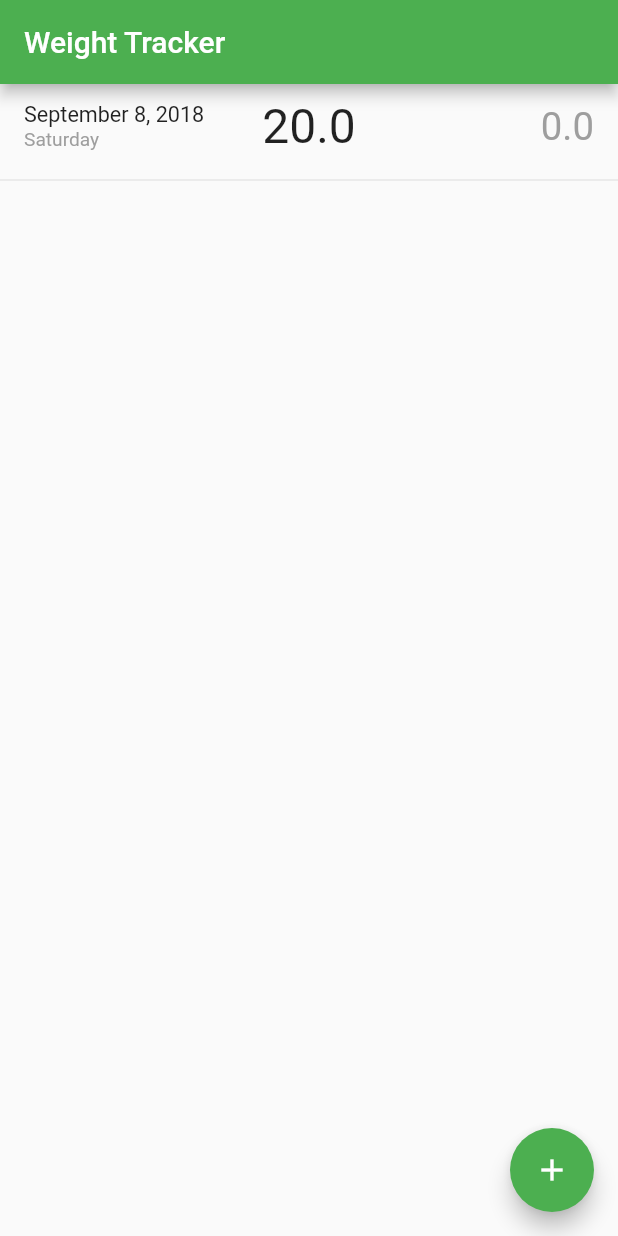
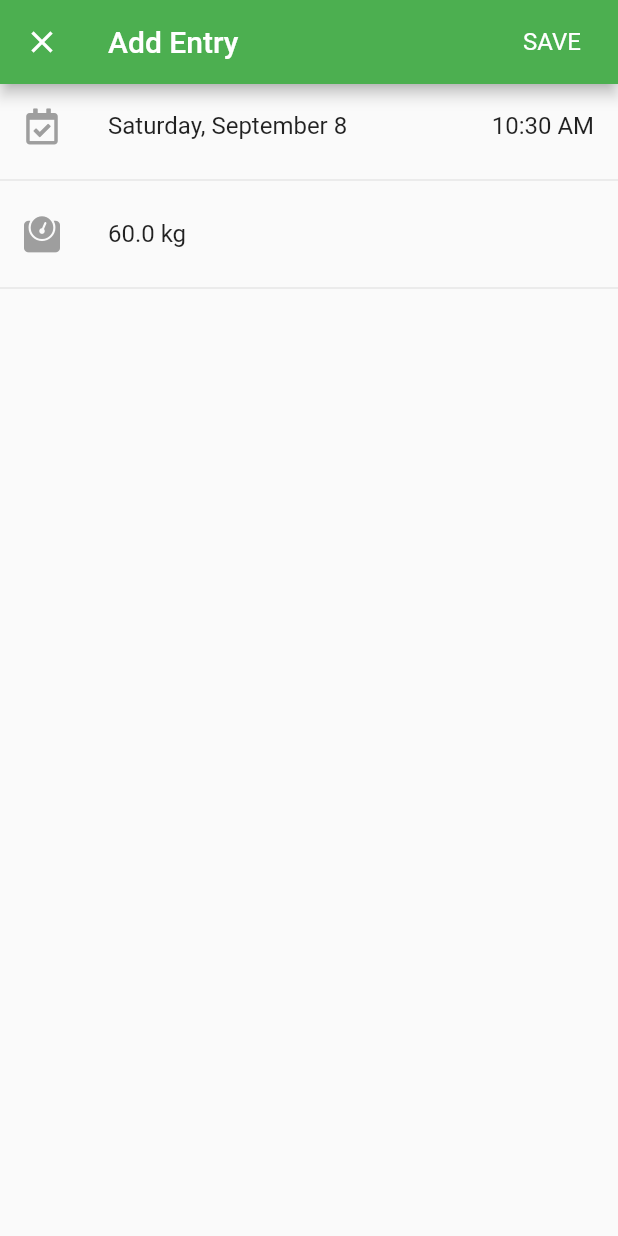
Before and after one commit to Ajaman16/Weight_Tracking_App, a Flutter app: the screen it shows after launch, after a tap on the "add" icon, on a phone screen of 412 x 824 dp. Run offline on Flutter 3.47's test engine with Material 2 defaults, Android fonts, the phone set to English and light mode, and no system bars; our stand-ins replace font_awesome_flutter, numberpicker.

Commit message:
added addEntry dialog

```diff
--- /dev/null
+++ b/lib/src/screens/add_entry_dialog.dart
@@ -0,0 +1,100 @@
+import 'dart:math';
+import '../widget/date_time_selector.dart';
+import 'package:flutter/material.dart';
+import '../models/weight_save_model.dart';
+import 'package:font_awesome_flutter/font_awesome_flutter.dart';
+import 'package:numberpicker/numberpicker.dart';
+
+class AddEntryDialog extends StatefulWidget {
+  @override
+  _AddEntryDialogState createState() => _AddEntryDialogState();
+}
+
+class _AddEntryDialogState extends State<AddEntryDialog> {
+
+  DateTime _dateTime;
+  double _weight = 60.0;
+
+  @override
+  Widget build(BuildContext context) {
+    return Scaffold(
+      appBar: AppBar(
+        title: Text("Add Entry"),
+        actions: <Widget>[
+          FlatButton(
+              onPressed: (){
+                Navigator.of(context).pop(WeightSave(
+                    weight: _weight,
+                    dateTime: _dateTime == null ? DateTime.now() : _dateTime
+                ));
+              },
+              child: Text(
+                "SAVE",
+                style: Theme
+                    .of(context)
+                    .textTheme
+                    .subhead
+                    .copyWith(color: Colors.white)
+              )
+          )
+        ],
+      ),
+      body: buildBody()
+    );
+  }
+
+  Widget buildBody() {
+
+    return Column(
+      children: <Widget>[
+        buildDateNtimePicker(),
+        Divider(),
+        buildWeightPicker(),
+        Divider(),
+      ],
+    );
+
+  }
+
+  Widget buildDateNtimePicker() {
+    return ListTile(
+      leading: Icon(FontAwesomeIcons.calendarCheck, color: Colors.grey[500]
+      ),
+      title: DateTimeSelector(
+              onChanged: (dateTime){
+                setState(() {
+                  _dateTime = dateTime;
+                });
+              },
+              dateTime: _dateTime
+          ),
+    );
+  }
+
+  Widget buildWeightPicker() {
+    return ListTile(
+      leading: Icon(FontAwesomeIcons.weight, color: Colors.grey[500]),
+      title: Text("$_weight kg"),
+      onTap: () => showWeightPicker(context),
+    );
+  }
+
+  showWeightPicker(BuildContext context) {
+    showDialog(
+      context: context,
+      child: NumberPickerDialog.decimal(
+          minValue: 1,
+          maxValue: 150,
+          initialDoubleValue: _weight,
+          title: Text("Enter your weight"),
+      ),
+    ).then((value){
+      if(value != null)
+        {
+          setState(() {
+            _weight = value;
+          });
+        }
+    });
+  }
+}
--- a/lib/src/screens/home.dart
+++ b/lib/src/screens/home.dart
@@ -1,7 +1,9 @@
+import 'dart:async';
 import 'dart:math';
 import 'package:flutter/material.dart';
 import '../widget/weight_list_tile.dart';
 import '../models/weight_save_model.dart';
+import 'add_entry_dialog.dart';
 
 class Home extends StatefulWidget {
   @override
@@ -20,7 +22,7 @@ class _HomeState extends State<Home> {
       ),
       body: buildBody(),
       floatingActionButton: FloatingActionButton(
-        onPressed: addWeights,
+        onPressed: _openEntryDialog,
         child: Icon(Icons.add),
         tooltip: "Add Weight",
       ),
@@ -42,9 +44,25 @@ class _HomeState extends State<Home> {
     );
   }
 
-  void addWeights() {
+  void addWeights(WeightSave weightSave) {
     setState(() {
-      list.add(WeightSave(dateTime: DateTime.now(), weight: Random().nextInt(100).toDouble()));
+      list.add(weightSave);
     });
   }
+
+  Future _openEntryDialog()async {
+    WeightSave weightSave = await Navigator.of(context).push(
+        MaterialPageRoute<WeightSave>(
+          builder: (BuildContext context){
+            return AddEntryDialog();
+          },
+          fullscreenDialog: true
+      )
+    );
+
+    if(weightSave != null)
+      {
+        addWeights(weightSave);
+      }
+  }
 }
--- /dev/null
+++ b/lib/src/widget/date_time_selector.dart
@@ -0,0 +1,76 @@
+import 'dart:async';
+
+import 'package:flutter/material.dart';
+import 'package:intl/intl.dart';
+
+class DateTimeSelector extends StatelessWidget {
+
+  final DateTime date;
+  final TimeOfDay time;
+  final ValueChanged<DateTime> onChanged;
+
+  DateTimeSelector({Key key, DateTime dateTime, @required this.onChanged}):
+      assert(onChanged != null),
+      date = dateTime == null
+             ? DateTime.now()
+             : DateTime(dateTime.year, dateTime.month, dateTime.day),
+
+      time = dateTime == null
+             ? TimeOfDay.now()
+             : TimeOfDay(hour: dateTime.hour, minute: dateTime.minute),
+
+      super(key: key);
+
+
+  @override
+  Widget build(BuildContext context) {
+    return Row(
+      children: <Widget>[
+        Expanded(
+            child: InkWell(
+              onTap: () => _showDatePicker(context),
+              child: Padding(
+                padding: const EdgeInsets.symmetric(vertical: 8.0),
+                child: Text(
+                  DateFormat.MMMMEEEEd().format(date),
+                ),
+              ),
+            )
+        ),
+
+        InkWell(
+          onTap: () => _showTimePicker(context),
+          child: Padding(
+            padding: const EdgeInsets.symmetric(vertical: 8.0),
+            child: Text(
+              "${time.format(context)}"
+            ),
+          ),
+        )
+      ],
+    );
+  }
+
+  Future _showDatePicker(BuildContext context) async {
+    DateTime dateTimePicked = await showDatePicker(
+        context: context,
+        initialDate: date,
+        firstDate: date.subtract(const Duration(days: 7)),
+        lastDate: new DateTime.now());
+
+    if (dateTimePicked != null) {
+      onChanged(new DateTime(dateTimePicked.year, dateTimePicked.month,
+          dateTimePicked.day, time.hour, time.minute));
+    }
+  }
+
+  Future _showTimePicker(BuildContext context) async {
+    TimeOfDay timeOfDay =
+    await showTimePicker(context: context, initialTime: time);
+
+    if (timeOfDay != null) {
+      onChanged(new DateTime(
+          date.year, date.month, date.day, timeOfDay.hour, timeOfDay.minute));
+    }
+  }
+}
--- a/lib/src/widget/weight_list_tile.dart
+++ b/lib/src/widget/weight_list_tile.dart
@@ -65,7 +65,7 @@ class WeightListTile extends StatelessWidget {
   Widget buildDiff() {
     return Expanded(
       child: Text(
-        weightDiff.toString(),
+        weightDiff.toStringAsPrecision(3),
         textScaleFactor: 1.6,
         textAlign: TextAlign.right,
         style: TextStyle(
--- a/pubspec.yaml
+++ b/pubspec.yaml
@@ -20,6 +20,8 @@ dependencies:
   # Use with the CupertinoIcons class for iOS style icons.
   cupertino_icons: ^0.1.2
   intl: ^0.15.7
+  font_awesome_flutter: ^8.0.1
+  numberpicker: ^0.1.7
 
 dev_dependencies:
   flutter_test:
```
Also changed, not shown: pubspec.lock.
